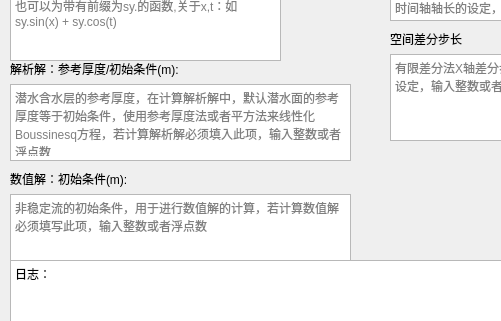
Old version of the form ui/ooduausf.ui in the repository Yulei-3005240023/FDM_groundwater; both pictures show x 0 to 501 and y 300 to 621 of the 1200 by 810 pixel window.
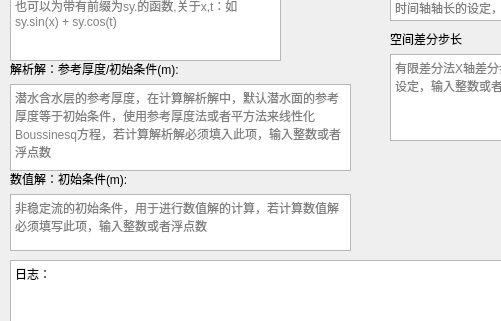
New version of the form. Icons and pictures are not drawn.

Diff of the .ui file:
```diff
--- a/ui/ooduausf.ui
+++ b/ui/ooduausf.ui
@@ -425,7 +425,7 @@
       <x>10</x>
       <y>470</y>
       <width>341</width>
-      <height>91</height>
+      <height>81</height>
      </rect>
     </property>
     <layout class="QVBoxLayout" name="verticalLayout_9">
@@ -467,7 +467,7 @@
       <x>10</x>
       <y>360</y>
       <width>341</width>
-      <height>101</height>
+      <height>111</height>
      </rect>
     </property>
     <layout class="QVBoxLayout" name="verticalLayout_8">
```
Left out of the diff: 11 changed lines with no effect on the pictures.
